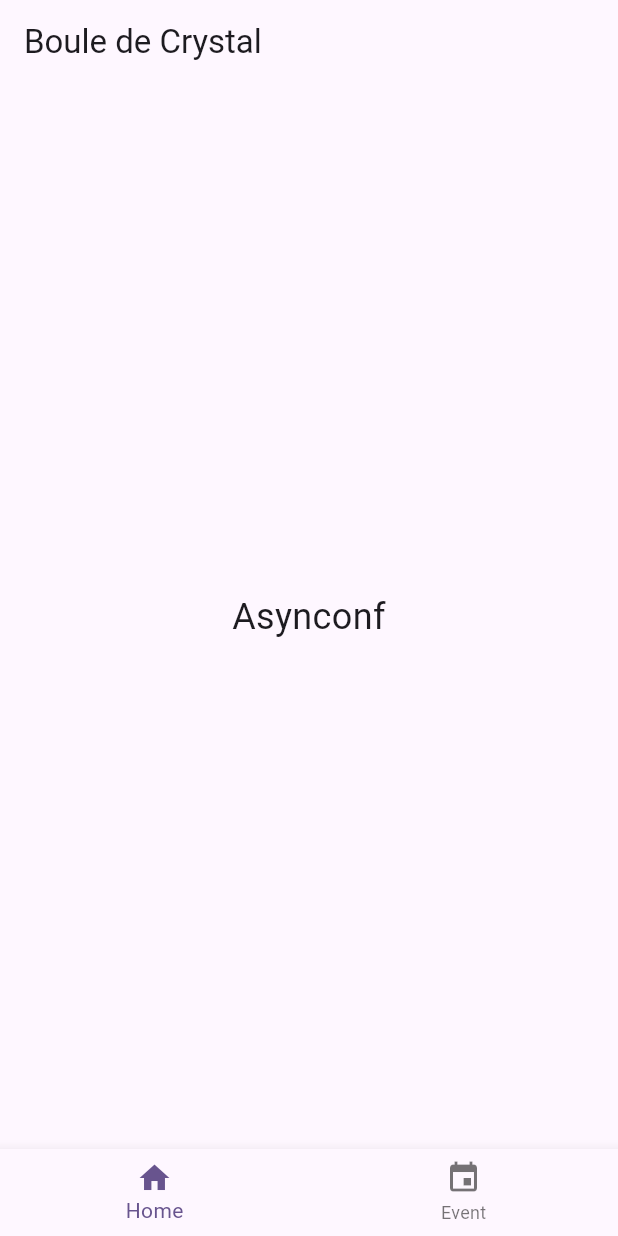
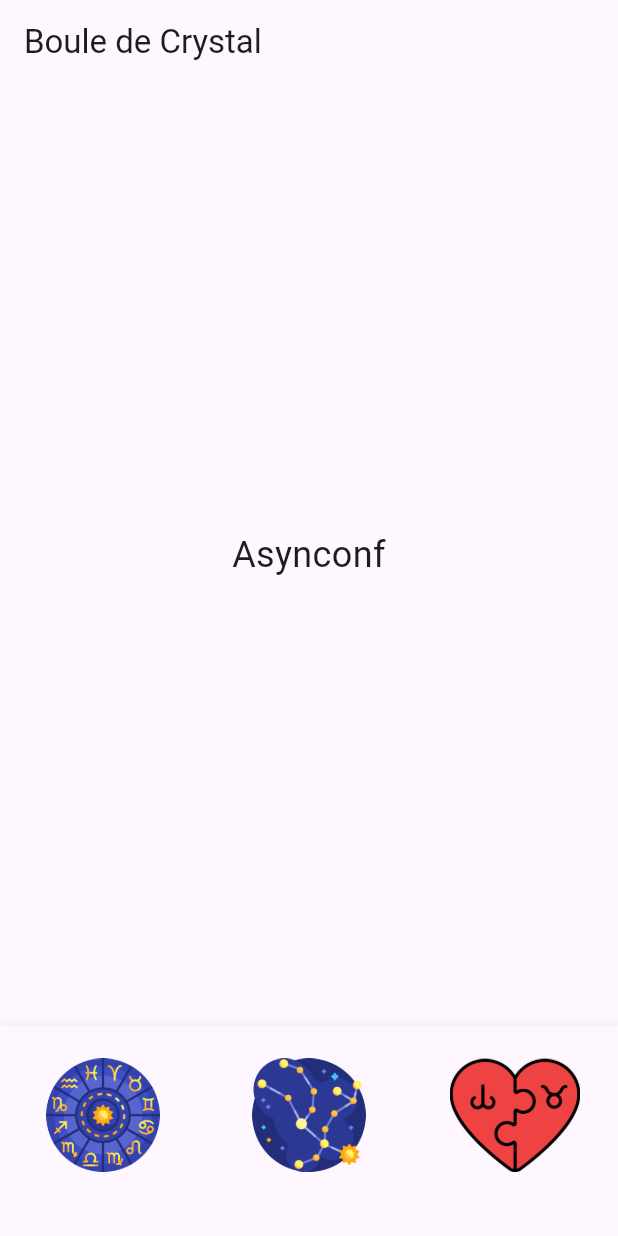
Before and after one commit to Eponas/Boule-de-crystal, a Flutter app: the screen it shows after launch, on a phone screen of 412 x 824 dp. Run offline on Flutter 3.47's test engine with Material 3 defaults, Android fonts, the phone set to English and light mode, and no system bars.

Commit message:
navbar base

```diff
--- a/Boule_de_Crystal/lib/main.dart
+++ b/Boule_de_Crystal/lib/main.dart
@@ -1,4 +1,5 @@
 import 'package:boule_de_crystal/pages/home_page.dart';
+import 'package:flutter/cupertino.dart';
 import 'package:flutter/material.dart';
 
 void main() {
@@ -12,7 +13,6 @@ class MyApp extends StatelessWidget {
     return MaterialApp(
       title: 'Boule de Crystal',
       theme: ThemeData(
-
         colorScheme: ColorScheme.fromSeed(seedColor: Colors.deepPurple),
         useMaterial3: true,
       ),
@@ -21,17 +21,40 @@ class MyApp extends StatelessWidget {
             title: const Text('Boule de Crystal'),
           ),
           body: const HomePage(),
-        bottomNavigationBar: BottomNavigationBar(
-          items: const <BottomNavigationBarItem>[
+          bottomNavigationBar: LayoutBuilder(
+            builder: (BuildContext context, BoxConstraints constraints) {
+              return SizedBox(
+                height: constraints.maxHeight * 0.17, // 17% of screen height
+                child: BottomNavigationBar(
+                  items: <BottomNavigationBarItem>[
                     BottomNavigationBarItem(
-              icon: Icon(Icons.home),
-              label: 'Home',
+                      icon: SizedBox(
+                        height: constraints.maxHeight * 0.17 * 0.54, // 54% of navbar height
+                        child: Image.asset(
+                            'ressources/image1.png', fit: BoxFit.fill, alignment: Alignment.bottomCenter),
+                      ),
+                      label: '',
                     ),
                     BottomNavigationBarItem(
-              icon: Icon(Icons.event),
-              label: 'Event',
+                      icon: SizedBox(
+                        height: constraints.maxHeight * 0.17 * 0.54, // 54% of navbar height
+                        child: Image.asset(
+                            'ressources/image2.png', fit: BoxFit.fill, alignment: Alignment.bottomCenter),
+                      ),
+                      label: '',
+                    ),
+                    BottomNavigationBarItem(
+                      icon: SizedBox(
+                        height: constraints.maxHeight * 0.17 * 0.54, // 54% of navbar height
+                        child: Image.asset(
+                            'ressources/image3.png', fit: BoxFit.fill, alignment: Alignment.bottomCenter),
+                      ),
+                      label: '',
                     ),
                   ],
+                ),
+              );
+            },
           )
       ),
     );
--- a/Boule_de_Crystal/pubspec.yaml
+++ b/Boule_de_Crystal/pubspec.yaml
@@ -31,7 +31,6 @@ dependencies:
   flutter:
     sdk: flutter
 
-
   # The following adds the Cupertino Icons font to your application.
   # Use with the CupertinoIcons class for iOS style icons.
   cupertino_icons: ^1.0.2
@@ -62,6 +61,10 @@ flutter:
   # assets:
   #   - images/a_dot_burr.jpeg
   #   - images/a_dot_ham.jpeg
+  assets:
+    - ressources/image1.png
+    - ressources/image2.png
+    - ressources/image3.png
 
   # An image asset can refer to one or more resolution-specific "variants", see
   # https://flutter.dev/assets-and-images/#resolution-aware
```
Also changed, not shown: Boule_de_Crystal/ressources/Icon.png (renamed from Boule_de_Crystal/resources/Icon.png), Boule_de_Crystal/ressources/image1.png (added), Boule_de_Crystal/ressources/image2.png (added), Boule_de_Crystal/ressources/image3.png (added), 1 other file. Lines whose indentation alone changed are shown as unchanged.
